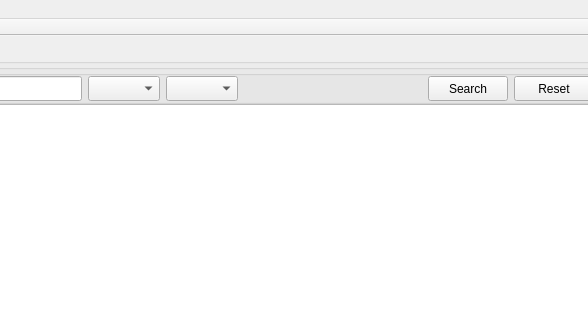
First picture: the form in QuickManager/mainwindow.ui, repository Vijay13/QuickManager, before the edit; both pictures show x 149 to 737 and y 0 to 320 of the 900 by 600 pixel window.
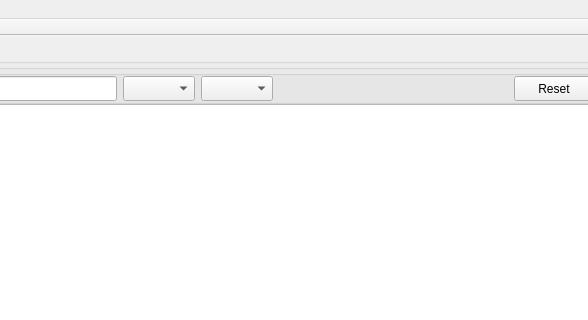
Second picture: the form after the edit.

Commit message: Fixed bugs in SchoolManager and Login-Logout

```diff
--- a/QuickManager/mainwindow.ui
+++ b/QuickManager/mainwindow.ui
@@ -286,19 +286,6 @@
                    </property>
                   </spacer>
                  </item>
-                 <item>
-                  <widget class="QPushButton" name="pushButtonSchoolSearch">
-                   <property name="minimumSize">
-                    <size>
-                     <width>0</width>
-                     <height>25</height>
-                    </size>
-                   </property>
-                   <property name="text">
-                    <string>Search</string>
-                   </property>
-                  </widget>
-                 </item>
                  <item>
                   <widget class="QPushButton" name="pushButtonResetSchoolSearch">
                    <property name="minimumSize">
```
The commit also changes 4 other files.
